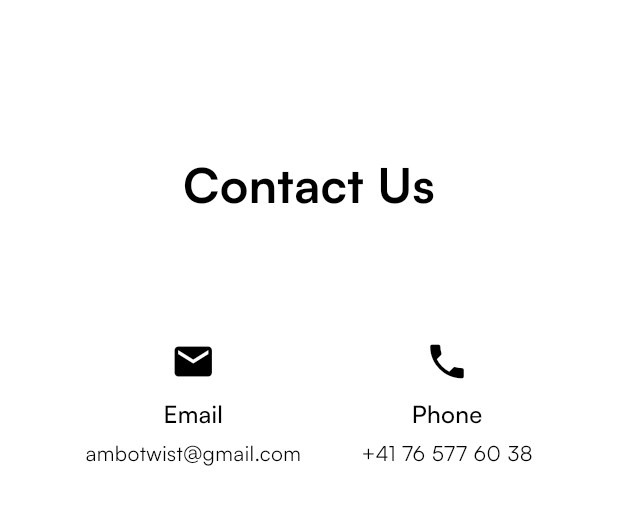
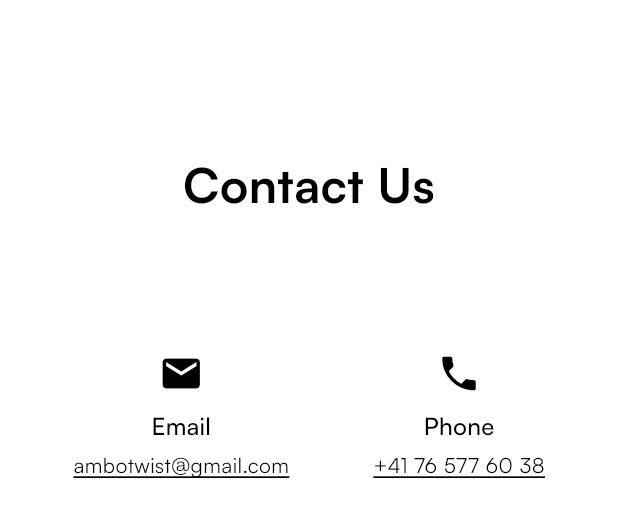
Before and after one commit to ambotwist/LooKweb, a Flutter app: the ContactSection widget shown alone on an empty page, opened directly, on a phone screen of 412 x 824 dp. Shown: the top 517 px of the screen. Run offline on Flutter 3.47's test engine with Material 3 defaults, Android fonts, the phone set to English and light mode, and no system bars; our stand-ins replace flutter_svg; project files that could hold a hidden picture were left out.

Commit message:
made the contact info clickable and they launch the corresponding app.

```diff
--- a/lib/sections/contact_section.dart
+++ b/lib/sections/contact_section.dart
@@ -1,5 +1,6 @@
 import 'package:flutter/material.dart';
 import 'package:website/theme/app_theme.dart';
+import 'package:url_launcher/url_launcher.dart';
 
 class ContactSection extends StatelessWidget {
   const ContactSection({super.key});
@@ -28,10 +29,20 @@ class ContactSection extends StatelessWidget {
               runSpacing: 30,
               alignment: WrapAlignment.center,
               children: [
-                _buildContactInfo(
-                    context, Icons.email, 'Email', 'ambotwist@gmail.com'),
-                _buildContactInfo(
-                    context, Icons.phone, 'Phone', '+41 76 577 60 38'),
+                _buildClickableContactInfo(
+                  context,
+                  Icons.email,
+                  'Email',
+                  'ambotwist@gmail.com',
+                  'mailto:ambotwist@gmail.com',
+                ),
+                _buildClickableContactInfo(
+                  context,
+                  Icons.phone,
+                  'Phone',
+                  '+41 76 577 60 38',
+                  'tel:+41765776038',
+                ),
               ],
             ),
           ],
@@ -40,6 +51,48 @@ class ContactSection extends StatelessWidget {
     );
   }
 
+  Widget _buildClickableContactInfo(BuildContext context, IconData icon,
+      String title, String detail, String url) {
+    return InkWell(
+      onTap: () => _launchUrl(url),
+      borderRadius: BorderRadius.circular(8),
+      child: Padding(
+        padding: const EdgeInsets.all(8.0),
+        child: Column(
+          mainAxisSize: MainAxisSize.min,
+          children: [
+            Icon(
+              icon,
+              size: 30,
+              color: Theme.of(context).colorScheme.primary,
+            ),
+            const SizedBox(height: 8),
+            Text(
+              title,
+              style: Theme.of(context).textTheme.titleMedium,
+            ),
+            const SizedBox(height: 4),
+            Text(
+              detail,
+              style: Theme.of(context).textTheme.bodyMedium?.copyWith(
+                    decoration: TextDecoration.underline,
+                    color: Theme.of(context).colorScheme.primary,
+                  ),
+            ),
+          ],
+        ),
+      ),
+    );
+  }
+
+  Future<void> _launchUrl(String urlString) async {
+    final Uri url = Uri.parse(urlString);
+    if (!await launchUrl(url)) {
+      throw Exception('Could not launch $url');
+    }
+  }
+
+  // Keep the original method for reference
   Widget _buildContactInfo(
       BuildContext context, IconData icon, String title, String detail) {
     return Column(
--- a/lib/sections/home_section.dart
+++ b/lib/sections/home_section.dart
@@ -131,6 +131,7 @@ class MobileHomePageTitleSection extends StatelessWidget {
             ),
             fontWeight: FontWeight.w700,
             height: 1.1,
+            letterSpacing: -2,
             fontFamily: 'Ofelia',
             color: AppTheme.lightTheme.colorScheme.secondary,
           ),
--- a/lib/theme/app_theme.dart
+++ b/lib/theme/app_theme.dart
@@ -86,7 +86,7 @@ class AppTheme {
       colorScheme: ColorScheme.light(
         primary: Colors.black,
         onPrimary: Colors.white,
-        secondary: const Color.fromARGB(255, 210, 15, 80),
+        secondary: const Color.fromARGB(255, 255, 0, 85),
         onSecondary: Colors.white,
         surface: Colors.white,
         onSurface: Colors.black,
--- a/pubspec.yaml
+++ b/pubspec.yaml
@@ -34,7 +34,7 @@ dependencies:
   # The following adds the Cupertino Icons font to your application.
   # Use with the CupertinoIcons class for iOS style icons.
   cupertino_icons: ^1.0.8
-  url_launcher: ^6.2.4
+  url_launcher: ^6.3.1
   video_player: ^2.8.2
   flutter_svg: ^2.0.9
 
```
Also changed, not shown: 3 other files.
